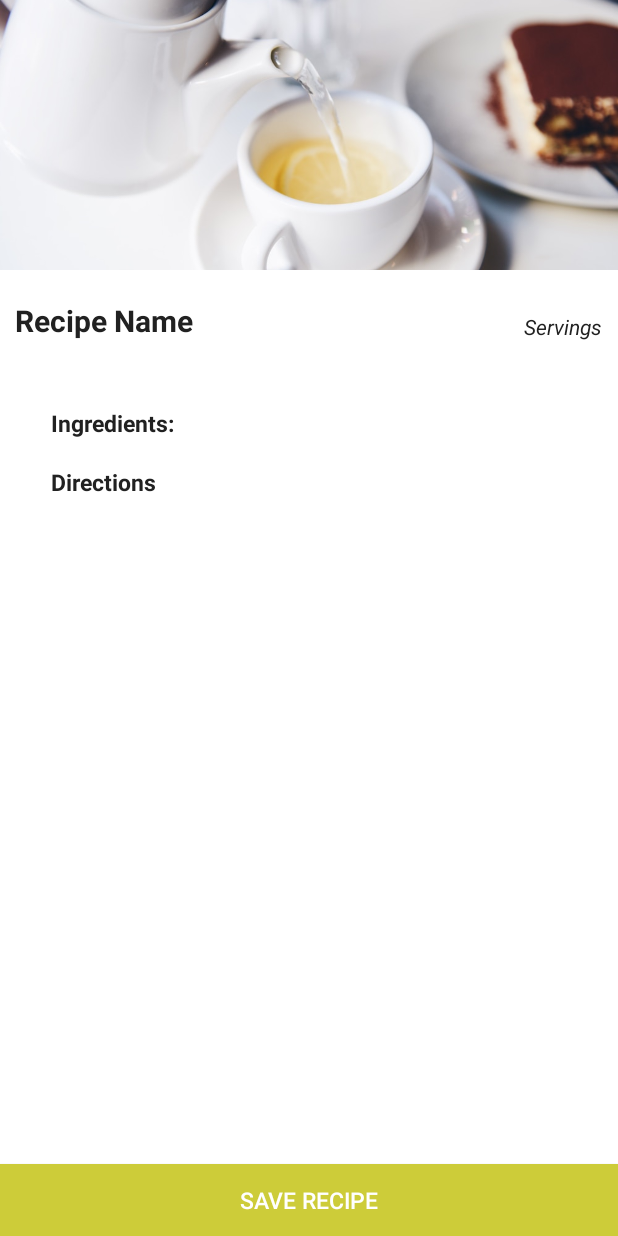
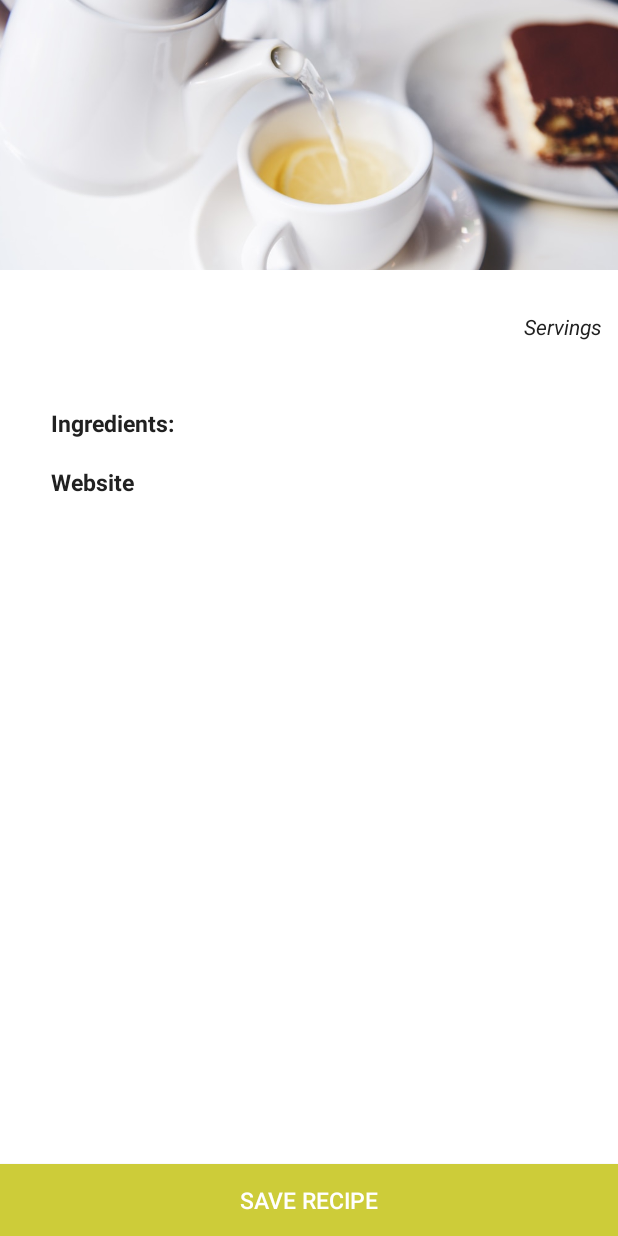
Before and after one commit to smritidas/Recipes, an Android app: the RecipeDetailActivity screen opened directly, with no data from a screen before it, on a phone screen of 412 x 824 dp. Run offline under Robolectric (Android 15) with nearby library versions, the phone set to English and light mode, and no system bars; network calls fail.

Commit message:
Change XML for recipedetail

```diff
--- a/app/src/main/java/com/example/android/recipes/ui/RecipeDetailActivity.java
+++ b/app/src/main/java/com/example/android/recipes/ui/RecipeDetailActivity.java
@@ -4,6 +4,8 @@ package com.example.android.recipes.ui;
 import android.content.Intent;
 import android.os.Bundle;
 import android.support.v7.app.AppCompatActivity;
+import android.widget.ImageView;
+import android.widget.TextView;
 
 import com.example.android.recipes.R;
 
@@ -15,9 +17,15 @@ public class RecipeDetailActivity extends AppCompatActivity {
         super.onCreate(savedInstanceState);
         setContentView(R.layout.activity_recipe_detail);
 
-        //do i need to set this on a view?
+        ImageView recipeImage = findViewById(R.id.recipeImageView);
+        TextView recipeName = findViewById(R.id.recipeNameTextView);
+        TextView recipeServings = findViewById(R.id.noOfServingsTextView);
+        TextView ingredients = findViewById(R.id.ingredientTextView);
+        TextView website = findViewById(R.id.recipe_website);
 
-        Intent intent = getIntent();
+        String name = getIntent().getStringExtra("Name");
+        recipeName.setText(name);
+
 
 
 
--- a/app/src/main/java/com/example/android/recipes/ui/RecipesListActivity.java
+++ b/app/src/main/java/com/example/android/recipes/ui/RecipesListActivity.java
@@ -76,9 +76,9 @@ public class RecipesListActivity extends AppCompatActivity implements RecipesAda
 
     @Override
     public void onClick(String recipeSelected) {
-       Class destinationClass = RecipeDetailActivity.class;
+       Class destinationClass = RecipeDetailActivity.class; //this is superfluous
        Intent startIntent = new Intent(this, destinationClass);
-       startIntent.putExtra(Intent.EXTRA_TEXT, recipeSelected);
+       startIntent.putExtra("Name", recipeSelected);
        startActivity(startIntent);
     }
 }
--- a/app/src/main/res/layout/activity_recipe_detail.xml
+++ b/app/src/main/res/layout/activity_recipe_detail.xml
@@ -42,12 +42,12 @@
                     />
 
                 <TextView
+                    android:id="@+id/noOfServingsTextView"
                     android:layout_width="wrap_content"
                     android:layout_height="wrap_content"
-                    android:text="@string/servings"
-                    android:id="@+id/noOfServingsTextViewTextView"
                     android:layout_alignBottom="@id/recipeNameTextView"
                     android:layout_alignParentEnd="true"
+                    android:text="@string/servings"
                     android:textColor="@color/colorPrimaryText"
                     android:textStyle="italic" />
             </RelativeLayout>
@@ -80,8 +80,8 @@
                         <TextView
                             android:layout_width="match_parent"
                             android:layout_height="wrap_content"
-                            android:text="@string/directions"
-                            android:id="@+id/directions"
+                            android:text="@string/Website"
+                            android:id="@+id/recipe_website"
                             android:textColor="@color/colorPrimaryText"
                             android:textSize="15sp"
                             android:textStyle="bold"
--- a/app/src/main/res/values/strings.xml
+++ b/app/src/main/res/values/strings.xml
@@ -8,5 +8,5 @@
     <string name="ingredients">Ingredients:</string>
     <string name="yield">yield</string>
     <string name="servings">Servings</string>
-    <string name="directions">Directions</string>
+    <string name="Website">Website</string>
 </resources>
```
